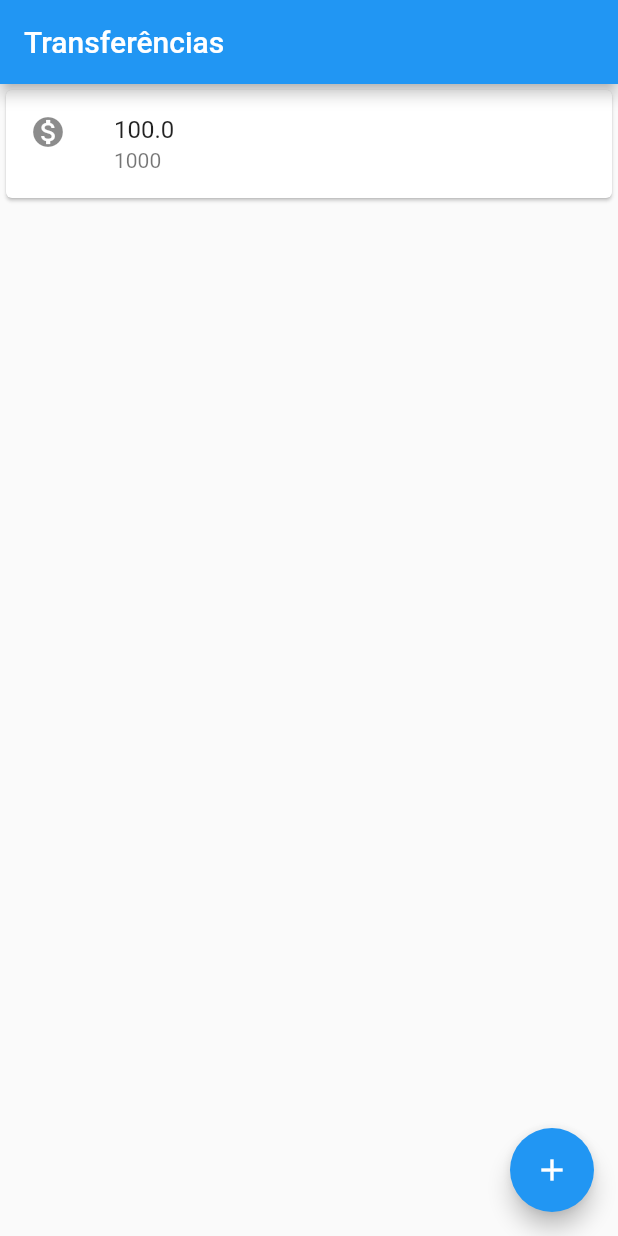
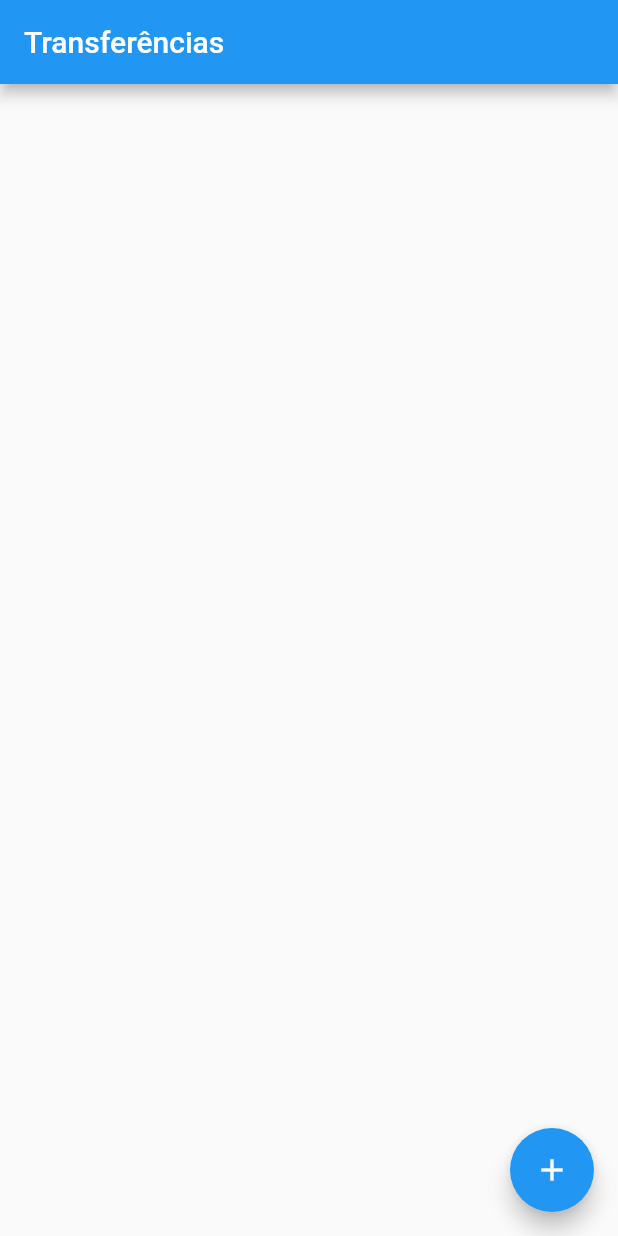
Before and after one commit to laurammoraes/flutter, a Flutter app: the screen it shows after launch, on a phone screen of 412 x 824 dp. Run offline on Flutter 3.47's test engine with Material 2 defaults, Android fonts, the phone set to English and light mode, and no system bars.

Commit message:
init make a new page

```diff
--- a/bytebank/lib/main.dart
+++ b/bytebank/lib/main.dart
@@ -2,7 +2,7 @@ import 'package:flutter/material.dart';
 void main() => runApp(
       MaterialApp(
         home: Scaffold(
-          body: ListaTransferencias(),
+          body: FormularioTransferencia(),
           appBar: AppBar(
             title: Text('Transferências'),
           ),
@@ -15,11 +15,18 @@ void main() => runApp(
 
     );
 
+class FormularioTransferencia extends StatelessWidget{
+  @override
+  Widget build(BuildContext context){
+    return Container();
+
+  }
+}
 class ListaTransferencias extends StatelessWidget{
   @override
   Widget build(BuildContext context) {
     // TODO: implement build
-    return Column(
+    return Scaffold(
       children: <Widget>[
         ItemTransferencia(Transferencia(100.0, 1000)),
       ],
```
